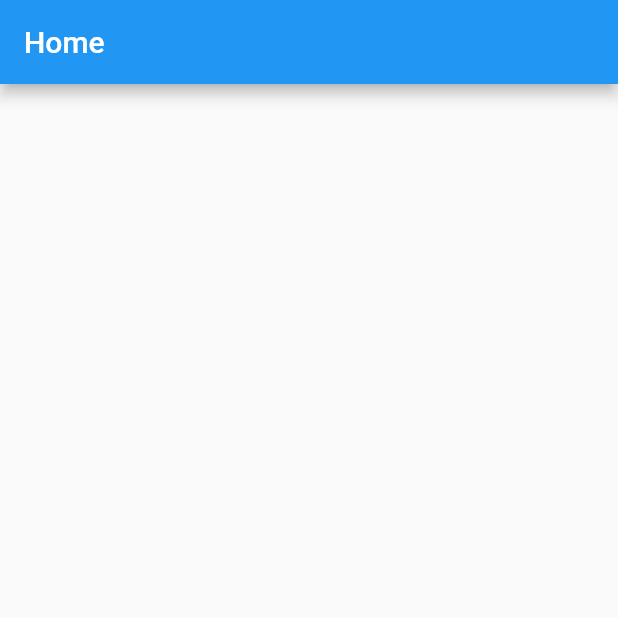
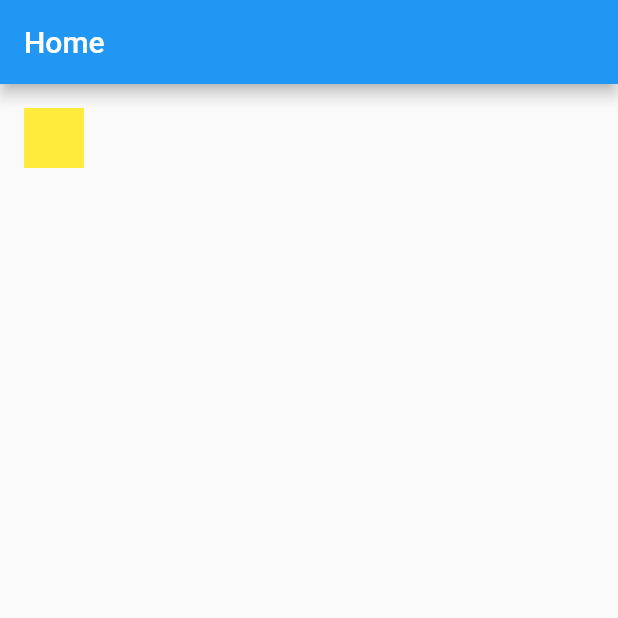
Before and after one commit to simonojok19/flutter_chapter5, a Flutter app: the screen it shows after launch, on a phone screen of 412 x 824 dp, the top half of it. Run offline on Flutter 3.47's test engine with Material 2 defaults, Android fonts, the phone set to English and light mode, and no system bars.

Commit message:
added container widget

```diff
--- a/lib/pages/home.dart
+++ b/lib/pages/home.dart
@@ -20,7 +20,11 @@ class _HomeState extends State<Home> {
               children: <Widget>[
                 Row(
                   children: <Widget>[
-
+                    Container(
+                      color: Colors.yellow,
+                      height: 40.0,
+                      width: 40.0
+                    )
                   ]
                 )
               ]
```
